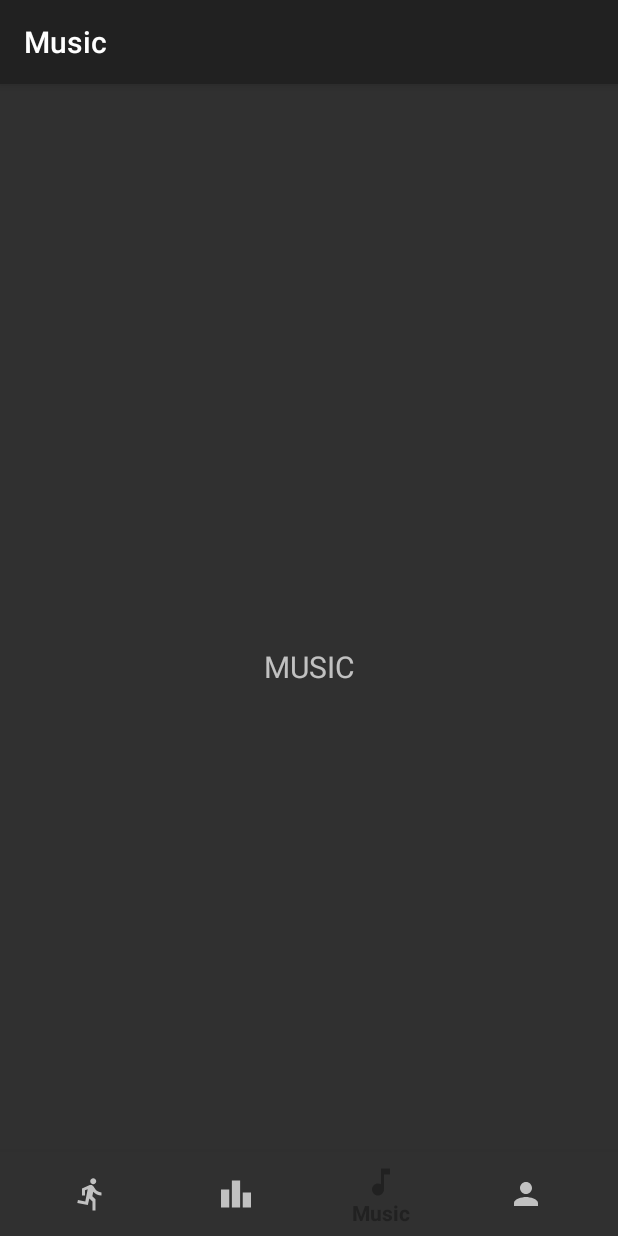
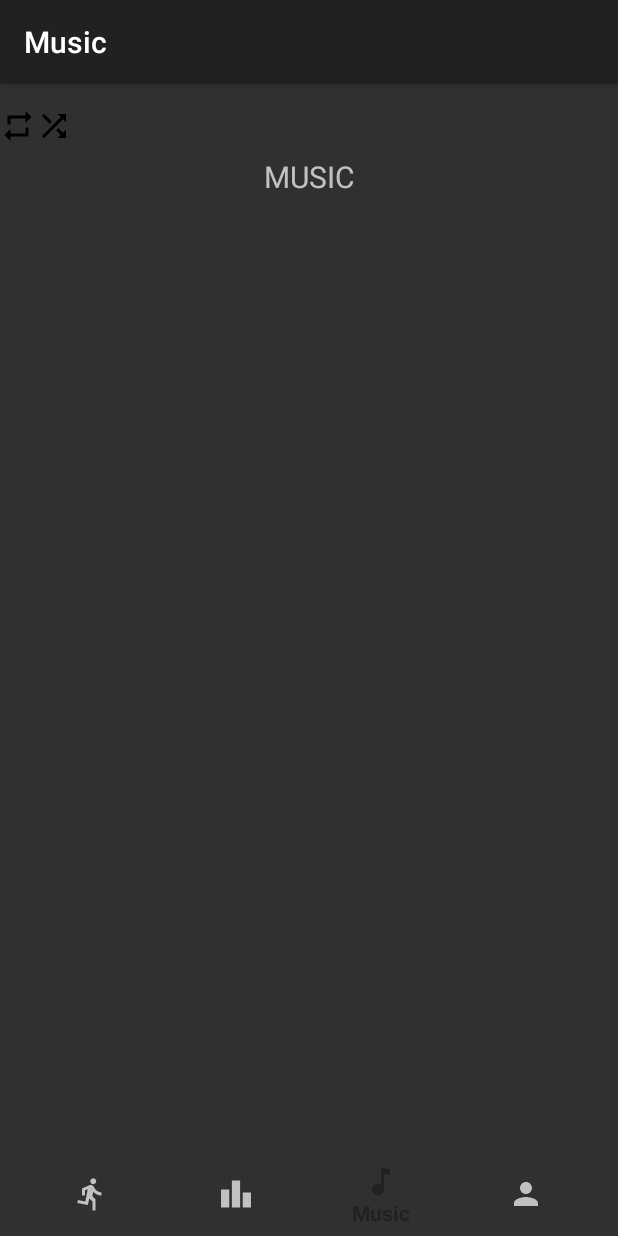
Before and after one commit to jvaldiviab1/OpenRun, an Android app: the MusicFragment screen opened directly, with no data from a screen before it, on a phone screen of 412 x 824 dp. Run offline under Robolectric (Android 15) with nearby library versions, the phone set to English and light mode, and no system bars; our stand-ins replace navigation-ui.

Commit message:
music update

```diff
--- a/app/src/main/java/com/finalproject/openrun/module/login/view/LoginActivity.java
+++ b/app/src/main/java/com/finalproject/openrun/module/login/view/LoginActivity.java
@@ -63,14 +63,13 @@ public class LoginActivity extends BaseActivity implements LoginContract.View, V
 
     @Override
     public void onLoginSuccess(String message) {
-        hideLoadingScreen();
+
         IsEmailVerified();
     }
 
     @Override
     public void onLoginFailure(String message) {
-        hideLoadingScreen();
-        onError(message);
+
     }
 
     private void IsEmailVerified() {
--- a/app/src/main/java/com/finalproject/openrun/module/music/MusicContract.java
+++ b/app/src/main/java/com/finalproject/openrun/module/music/MusicContract.java
@@ -9,4 +9,16 @@ public interface MusicContract {
         void updateSongState();
         void onSongClick(Song song, Boolean isPlaying);
     }
+
+    interface Presenter{
+
+    }
+
+    interface Interactor{
+
+    }
+
+    interface onMusicListener{
+
+    }
 }
--- a/app/src/main/java/com/finalproject/openrun/module/music/view/MusicFragment.java
+++ b/app/src/main/java/com/finalproject/openrun/module/music/view/MusicFragment.java
@@ -7,16 +7,16 @@ import android.view.ViewGroup;
 import android.widget.TextView;
 
 import androidx.annotation.NonNull;
-import androidx.fragment.app.Fragment;
 
 import com.finalproject.openrun.R;
 import com.finalproject.openrun.module.base.BaseFragment;
 import com.finalproject.openrun.module.music.MusicContract;
 import com.finalproject.openrun.module.music.model.Song;
+import com.finalproject.openrun.module.music.presenter.MusicPresenter;
 
 public class MusicFragment extends BaseFragment implements MusicContract.View {
 
-   // private HomeViewModel homeViewModel;
+    private MusicPresenter mMusicPresenter;
 
     public View onCreateView(@NonNull LayoutInflater inflater, ViewGroup container, Bundle savedInstanceState) {
 
--- /dev/null
+++ b/app/src/main/res/drawable/ic_repeat_black_24dp.xml
@@ -0,0 +1,13 @@
+<?xml version="1.0" encoding="utf-8"?>
+<vector xmlns:android="http://schemas.android.com/apk/res/android"
+    android:width="24dp"
+    android:height="24dp"
+    android:viewportWidth="24"
+    android:viewportHeight="24">
+
+    <path
+        android:pathData="M0 0h24v24H0z" />
+    <path
+        android:fillColor="#000000"
+        android:pathData="M7 7h10v3l4-4-4-4v3H5v6h2V7zm10 10H7v-3l-4 4 4 4v-3h12v-6h-2v4z" />
+</vector>
--- /dev/null
+++ b/app/src/main/res/drawable/ic_shuffle_black_24dp.xml
@@ -0,0 +1,13 @@
+<?xml version="1.0" encoding="utf-8"?>
+<vector xmlns:android="http://schemas.android.com/apk/res/android"
+    android:width="24dp"
+    android:height="24dp"
+    android:viewportWidth="24"
+    android:viewportHeight="24">
+
+    <path
+        android:pathData="M0 0h24v24H0z" />
+    <path
+        android:fillColor="#000000"
+        android:pathData="M10.59 9.17L5.41 4 4 5.41l5.17 5.17 1.42-1.41zM14.5 4l2.04 2.04L4 18.59 5.41 20 17.96 7.46 20 9.5V4h-5.5zm0.33 9.41l-1.41 1.41 3.13 3.13L14.5 20H20v-5.5l-2.04 2.04-3.13-3.13z" />
+</vector>
--- a/app/src/main/res/layout/fragment_music.xml
+++ b/app/src/main/res/layout/fragment_music.xml
@@ -1,10 +1,31 @@
 <?xml version="1.0" encoding="utf-8"?>
-<androidx.constraintlayout.widget.ConstraintLayout xmlns:android="http://schemas.android.com/apk/res/android"
+<LinearLayout xmlns:android="http://schemas.android.com/apk/res/android"
     xmlns:app="http://schemas.android.com/apk/res-auto"
     xmlns:tools="http://schemas.android.com/tools"
     android:layout_width="match_parent"
-    android:layout_height="match_parent"
+    android:layout_height="wrap_content"
+    android:orientation="vertical"
     tools:context=".module.music.view.MusicFragment">
+
+    <LinearLayout
+        android:layout_width="match_parent"
+        android:layout_height="wrap_content"
+        android:paddingTop="16dp"
+        android:orientation="horizontal">
+
+    <ImageView
+        android:layout_width="wrap_content"
+        android:layout_height="wrap_content"
+        android:src="@drawable/ic_repeat_black_24dp"/>
+     <ImageView
+         android:layout_width="wrap_content"
+         android:layout_height="wrap_content"
+         android:src="@drawable/ic_shuffle_black_24dp"/>
+
+
+
+
+    </LinearLayout>
 
     <TextView
         android:id="@+id/text_home"
@@ -20,4 +41,6 @@
         app:layout_constraintEnd_toEndOf="parent"
         app:layout_constraintStart_toStartOf="parent"
         app:layout_constraintTop_toTopOf="parent" />
-</androidx.constraintlayout.widget.ConstraintLayout>
+
+
+</LinearLayout>
```
Also changed, not shown: app/src/main/java/com/finalproject/openrun/module/music/MusicInteractor.java (+8 -1 lines), app/src/main/java/com/finalproject/openrun/module/music/presenter/MusicPresenter.java (+12 -1 lines), app/src/main/res/navigation/nav_graph.xml (deleted, +0 -48 lines).
